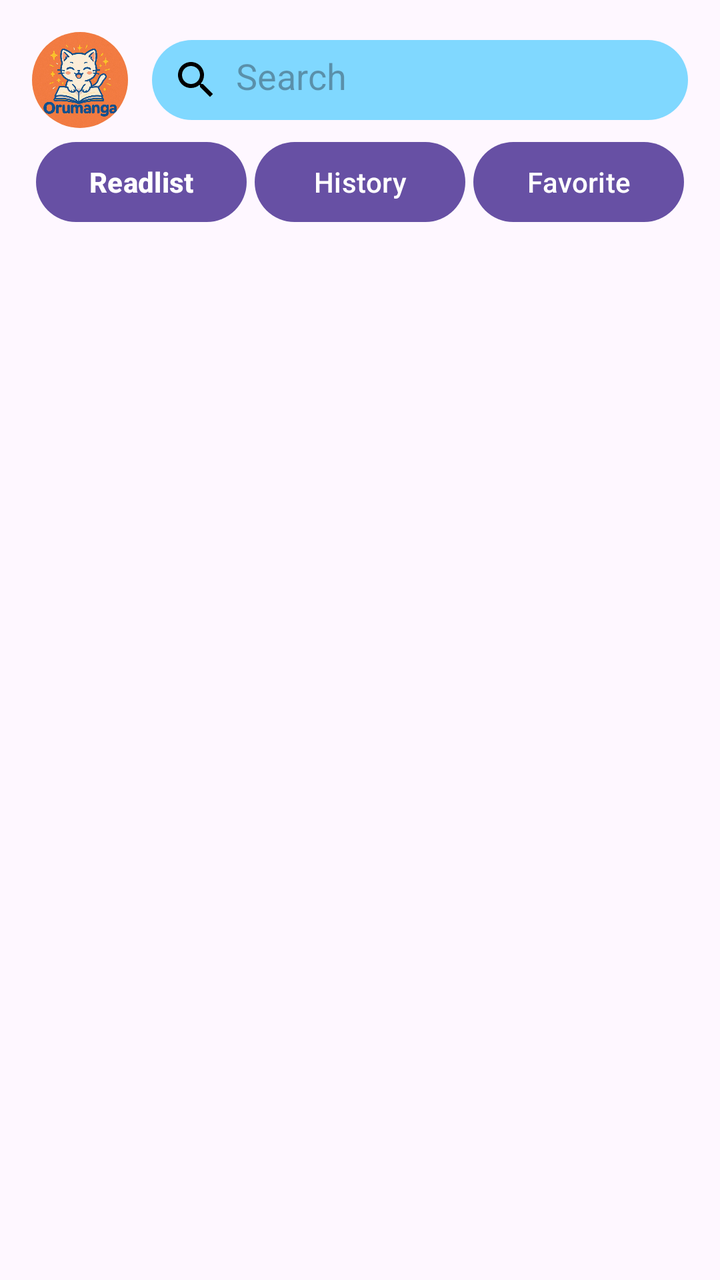
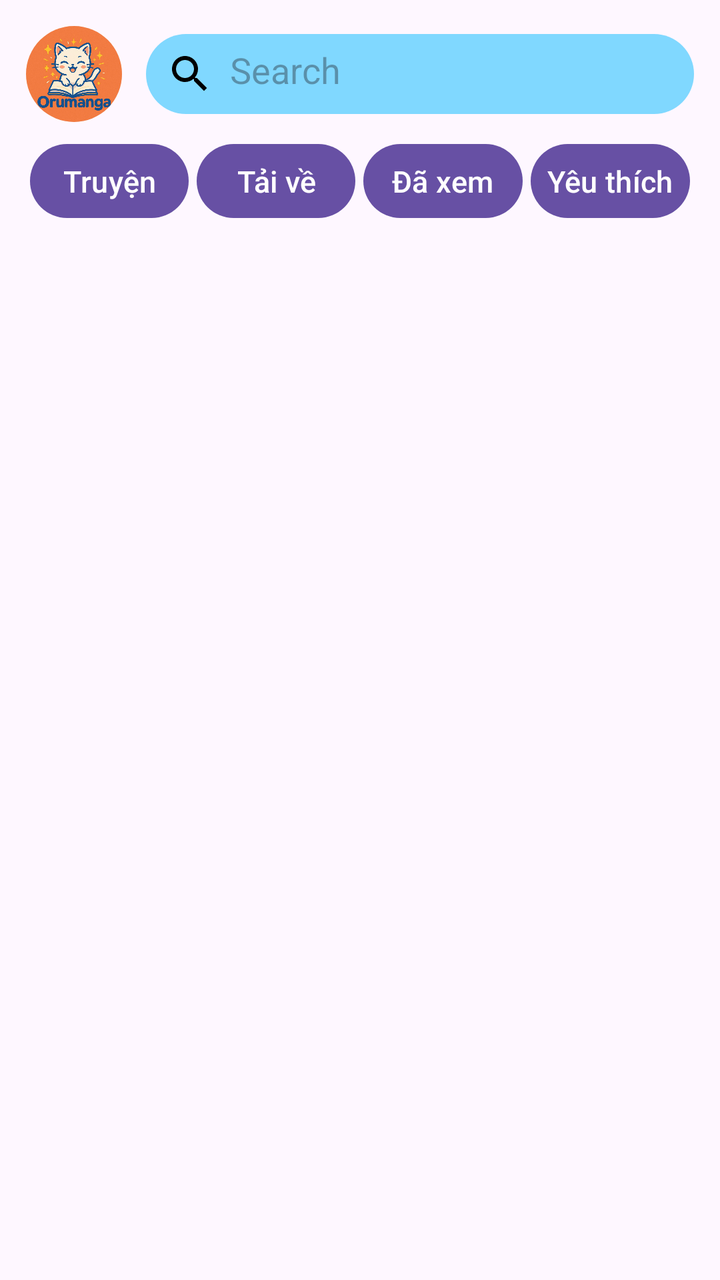

Screens rendered from an Android XML layout before and after an edit, with the pre-edit source and the edit as a unified diff.
<!-- AndroidManifest.xml: application theme Theme.Do_an -->
<!-- res/layout/activity_mylist.xml -->
<?xml version="1.0" encoding="utf-8"?>
<androidx.constraintlayout.widget.ConstraintLayout xmlns:android="http://schemas.android.com/apk/res/android"
    xmlns:app="http://schemas.android.com/apk/res-auto"
    android:layout_width="match_parent"
    android:layout_height="match_parent"
    android:padding="16dp">

    
    <ImageView
        android:id="@+id/imgAvatar"
        android:layout_width="48dp"
        android:layout_height="48dp"
        android:background="@drawable/avatar_circle_bg"
        android:clipToOutline="true"
        android:outlineProvider="background"
        android:scaleType="centerCrop"
        android:src="@drawable/avatar"
        app:layout_constraintStart_toStartOf="parent"
        app:layout_constraintTop_toTopOf="parent" />

    
    <EditText
        android:id="@+id/edtSearch"
        android:layout_width="0dp"
        android:layout_height="40dp"
        android:layout_marginStart="12dp"
        android:background="@drawable/rounded_bg"
        android:drawableLeft="@drawable/ic_search"
        android:drawablePadding="8dp"
        android:hint="Search"
        android:inputType="text"
        android:padding="10dp"
        android:singleLine="true"
        app:layout_constraintBottom_toBottomOf="@+id/imgAvatar"
        app:layout_constraintEnd_toEndOf="parent"
        app:layout_constraintHorizontal_bias="0"
        app:layout_constraintStart_toEndOf="@+id/imgAvatar"
        app:layout_constraintTop_toTopOf="@+id/imgAvatar" />

    
    <LinearLayout
        android:id="@+id/layoutButtons"
        android:layout_width="0dp"
        android:layout_height="wrap_content"
        android:layout_marginTop="5dp"
        android:layout_marginBottom="5dp"
        android:gravity="center"
        android:orientation="horizontal"
        app:layout_constraintEnd_toEndOf="parent"
        app:layout_constraintStart_toStartOf="parent"
        app:layout_constraintTop_toBottomOf="@+id/imgAvatar">

        <Button
            android:id="@+id/btnReadlist"
            android:layout_width="0dp"
            android:layout_height="40dp"
            android:layout_margin="2dp"
            android:layout_weight="1"
            android:background="@drawable/button_bg_selected"
            android:text="Readlist"
            android:textStyle="bold" />

        <Button
            android:id="@+id/btnHistory"
            android:layout_width="0dp"
            android:layout_height="40dp"
            android:layout_margin="2dp"
            android:layout_weight="1"
            android:background="@drawable/button_bg_selected"
            android:text="History" />

        <Button
            android:id="@+id/btnFavorite"
            android:layout_width="0dp"
            android:layout_height="40dp"
            android:layout_margin="2dp"
            android:layout_weight="1"
            android:background="@drawable/button_bg_selected"
            android:text="Favorite" />
    </LinearLayout>

    
    <FrameLayout
        android:id="@+id/containerContent"
        android:layout_width="0dp"
        android:layout_height="0dp"
        android:layout_marginTop="5dp"
        app:layout_constraintBottom_toBottomOf="parent"
        app:layout_constraintEnd_toEndOf="parent"
        app:layout_constraintStart_toStartOf="parent"
        app:layout_constraintTop_toBottomOf="@+id/layoutButtons" />

</androidx.constraintlayout.widget.ConstraintLayout>
<!-- resources referenced by this layout -->
<resources>
  <!-- drawable avatar: png bitmap (drawable, 335922 bytes) -->
  <!-- drawable avatar_circle_bg (drawable) -->
  <shape xmlns:android="http://schemas.android.com/apk/res/android"
      android:shape="oval">
      <solid android:color="#E0E0E0"/> 
  </shape>
  <!-- drawable button_bg_selected (drawable) -->
  <selector xmlns:android="http://schemas.android.com/apk/res/android">
      
      <item android:state_selected="true">
          <shape android:shape="rectangle">
              <solid android:color="#F44336"/> 
              <corners android:radius="150dp"/>  
          </shape>
      </item>
  
      
      <item>
          <shape android:shape="rectangle">
              <solid android:color="#ECEFF1"/> 
              <corners android:radius="150dp"/>
          </shape>
      </item>
  </selector>
  <!-- drawable ic_search (drawable) -->
  <vector xmlns:android="http://schemas.android.com/apk/res/android" android:height="24dp" android:tint="#000000" android:viewportHeight="24" android:viewportWidth="24" android:width="24dp">
        
      <path android:fillColor="@android:color/white" android:pathData="M15.5,14h-0.79l-0.28,-0.27C15.41,12.59 16,11.11 16,9.5 16,5.91 13.09,3 9.5,3S3,5.91 3,9.5 5.91,16 9.5,16c1.61,0 3.09,-0.59 4.23,-1.57l0.27,0.28v0.79l5,4.99L20.49,19l-4.99,-5zM9.5,14C7.01,14 5,11.99 5,9.5S7.01,5 9.5,5 14,7.01 14,9.5 11.99,14 9.5,14z"/>
      
  </vector>
  <!-- drawable rounded_bg (drawable) -->
  <shape xmlns:android="http://schemas.android.com/apk/res/android"
      android:shape="rectangle"
      android:layout_height="wrap_content"
      android:layout_width="wrap_content">
  
      <solid android:color="#80D8FF"/>
      <corners android:radius="20dp"/>
  </shape>
  <style name="Theme.Do_an" parent="Base.Theme.Do_an" />
  <style name="Base.Theme.Do_an" parent="Theme.Material3.DayNight.NoActionBar">
          
          
      </style>
</resources>

<!-- the commit's change to res/layout/activity_mylist.xml (unified diff, before → after) -->
@@ -3,7 +3,7 @@
     xmlns:app="http://schemas.android.com/apk/res-auto"
     android:layout_width="match_parent"
     android:layout_height="match_parent"
-    android:padding="16dp">
+    android:padding="13dp">
 
     
     <ImageView
@@ -53,30 +53,50 @@
         <Button
             android:id="@+id/btnReadlist"
             android:layout_width="0dp"
-            android:layout_height="40dp"
+            android:layout_height="45dp"
             android:layout_margin="2dp"
             android:layout_weight="1"
-            android:background="@drawable/button_bg_selected"
-            android:text="Readlist"
-            android:textStyle="bold" />
+            android:padding="4dp"
+            android:minWidth="0dp"
+            android:textAllCaps="false"
+            android:textSize="15sp"
+            android:text="Truyện" />
+
+        <Button
+            android:id="@+id/btnDownload"
+            android:layout_width="0dp"
+            android:layout_height="45dp"
+            android:layout_margin="2dp"
+            android:layout_weight="1"
+            android:padding="4dp"
+            android:minWidth="0dp"
+            android:textAllCaps="false"
+            android:textSize="15sp"
+            android:text="Tải về" />
 
         <Button
             android:id="@+id/btnHistory"
             android:layout_width="0dp"
-            android:layout_height="40dp"
+            android:layout_height="45dp"
             android:layout_margin="2dp"
             android:layout_weight="1"
-            android:background="@drawable/button_bg_selected"
-            android:text="History" />
+            android:padding="4dp"
+            android:minWidth="0dp"
+            android:textAllCaps="false"
+            android:textSize="15sp"
+            android:text="Đã xem" />
 
         <Button
             android:id="@+id/btnFavorite"
             android:layout_width="0dp"
-            android:layout_height="40dp"
+            android:layout_height="45dp"
             android:layout_margin="2dp"
             android:layout_weight="1"
-            android:background="@drawable/button_bg_selected"
-            android:text="Favorite" />
+            android:padding="4dp"
+            android:minWidth="0dp"
+            android:textAllCaps="false"
+            android:textSize="15sp"
+            android:text="Yêu thích" />
     </LinearLayout>
 
     
<!-- resource entries referenced after the edit -->
@@ -6,24 +6,6 @@
       android:shape="oval">
       <solid android:color="#E0E0E0"/> 
   </shape>
-  <!-- drawable button_bg_selected (drawable) -->
-  <selector xmlns:android="http://schemas.android.com/apk/res/android">
-      
-      <item android:state_selected="true">
-          <shape android:shape="rectangle">
-              <solid android:color="#F44336"/> 
-              <corners android:radius="150dp"/>  
-          </shape>
-      </item>
-  
-      
-      <item>
-          <shape android:shape="rectangle">
-              <solid android:color="#ECEFF1"/> 
-              <corners android:radius="150dp"/>
-          </shape>
-      </item>
-  </selector>
   <!-- drawable ic_search (drawable) -->
   <vector xmlns:android="http://schemas.android.com/apk/res/android" android:height="24dp" android:tint="#000000" android:viewportHeight="24" android:viewportWidth="24" android:width="24dp">
         
